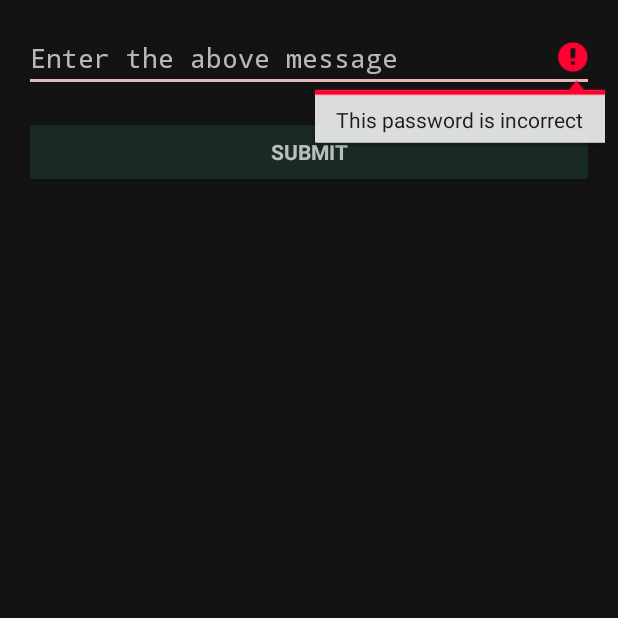
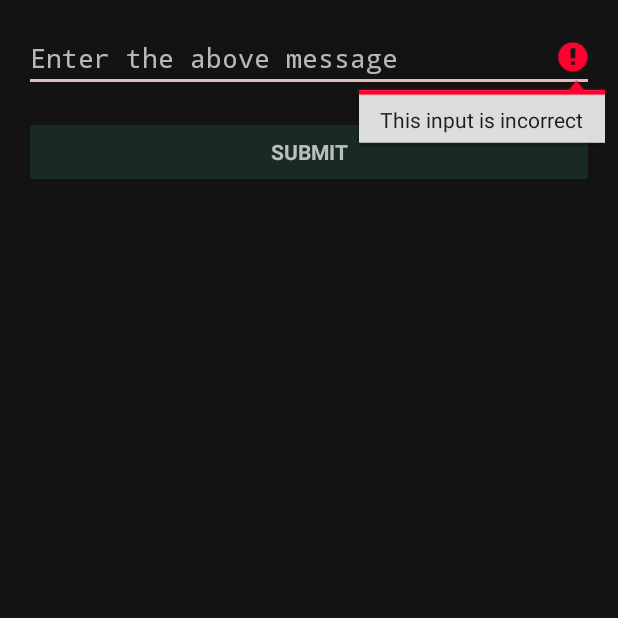
Before and after one commit to PudgeTheFish/Message-Alarm-App, an Android app: the AlarmOffActivity screen opened directly, with no data from a screen before it, after a tap on "SUBMIT", on a phone screen of 412 x 824 dp, the top half of it. Run offline under Robolectric (Android 15) with nearby library versions, the phone set to English and light mode, and no system bars.

Commit message:
before refactoring AlarmOff w fragment

```diff
--- a/app/src/main/java/pudgethefish/messagealarmclock/AlarmOffActivity.java
+++ b/app/src/main/java/pudgethefish/messagealarmclock/AlarmOffActivity.java
@@ -3,17 +3,10 @@
 import android.content.pm.PackageManager;
 import android.support.annotation.NonNull;
 import android.app.Activity;
-import android.app.LoaderManager.LoaderCallbacks;
 
-import android.content.CursorLoader;
-import android.content.Loader;
-import android.database.Cursor;
-import android.net.Uri;
 import android.os.AsyncTask;
 
 import android.os.Bundle;
-import android.provider.ContactsContract;
-import android.text.TextUtils;
 import android.util.Log;
 import android.view.KeyEvent;
 import android.view.View;
@@ -25,16 +18,6 @@
 
 
 public class AlarmOffActivity extends Activity  {
-
-    /**
-     * Id to identity READ_CONTACTS permission request.
-     */
-    private static final int REQUEST_READ_CONTACTS = 0;
-
-    /**
-     * Keep track of the login task to ensure we can cancel it if requested.
-     */
-    private UserLoginTask mAuthTask = null;
 
     // UI references.
     private EditText mInputView;
@@ -57,8 +40,8 @@
             }
         });
 
-        Button mEmailSignInButton = (Button) findViewById(R.id.submit_button);
-        mEmailSignInButton.setOnClickListener(new OnClickListener() {
+        Button button_submit = (Button) findViewById(R.id.submit_button);
+        button_submit.setOnClickListener(new OnClickListener() {
             @Override
             public void onClick(View view) {
                 attemptLogin();
@@ -66,86 +49,29 @@
         });
     }
 
-
-    /**
-     * Callback received when a permissions request has been completed.
-     */
-    @Override
-    public void onRequestPermissionsResult(int requestCode, @NonNull String[] permissions,
-                                           @NonNull int[] grantResults) {
-        if (grantResults.length == 1 && grantResults[0] == PackageManager.PERMISSION_GRANTED) {
-            //DO SOMETHING WHEN THE MESSAGE WAS ENTERED CORRECTLY
-            Log.wtf("MESSAGE ENTERED", "message was correct");
-        }
-
-    }
-
-
     /**
      * Attempts to sign in or register the account specified by the login form.
      * If there are form errors (invalid email, missing fields, etc.), the
      * errors are presented and no actual login attempt is made.
      */
     private void attemptLogin() {
-        if (mAuthTask != null) {
-            return;
-        }
-
         // Reset errors.
         mInputView.setError(null);
 
         // Store values at the time of the login attempt.
         String input = mInputView.getText().toString();
 
-        View focusView = null;
+        String testStr = "testing";
+        // return true if the input is correct
+        if (testStr.equals(input)){
+            Log.e("MESSAGE ENTERED", "the strings are equal***********************");
 
-        // perform the user login attempt.
-        mAuthTask = new UserLoginTask(input);
-        mAuthTask.execute((Void) null);
+            finish();
+        }
+        else {
+            mInputView.setError(getString(R.string.error_incorrect_input));
+            mInputView.requestFocus();
+        }
 
     }
-
-
-
-    /**
-     * Represents an asynchronous login/registration task used to authenticate
-     * the user.
-     */
-    public class UserLoginTask extends AsyncTask<Void, Void, Boolean> {
-
-        private final String mInput;
-
-        UserLoginTask(String input) {
-            mInput = input;
-        }
-
-        @Override
-        protected Boolean doInBackground(Void... params) {
-
-            String testStr = "testing";
-            // return true if the input is correct
-            if (testStr.equals(mInput)){
-                Log.e("MESSAGE ENTERED", "the strings are equal");
-            }
-            return testStr.equals(mInput);
-
-        }
-
-        @Override
-        protected void onPostExecute(final Boolean success) {
-            mAuthTask = null;
-
-            if (success) {
-                finish();
-            } else {
-                mInputView.setError(getString(R.string.error_incorrect_password));
-                mInputView.requestFocus();
-            }
-        }
-
-        @Override
-        protected void onCancelled() {
-            mAuthTask = null;
-        }
-    }
 }
--- a/app/src/main/res/values/strings.xml
+++ b/app/src/main/res/values/strings.xml
@@ -11,9 +11,7 @@
     <string name="prompt_password">Enter the above message</string>
     <string name="action_sign_in">Submit</string>
     <string name="action_sign_in_short">Submit</string>
-    <string name="error_invalid_email">This email address is invalid</string>
-    <string name="error_invalid_password">This password is too short</string>
-    <string name="error_incorrect_password">This password is incorrect</string>
+    <string name="error_incorrect_input">This input is incorrect</string>
     <string name="error_field_required">This field is required</string>
     <string name="permission_rationale">"Contacts permissions are needed for providing email
         completions."
```
Also changed, not shown: app/src/main/java/pudgethefish/messagealarmclock/AlarmOffFragment.java (added, +108 -0 lines), app/src/main/res/layout/fragment_alarm_off.xml (added, +13 -0 lines).
